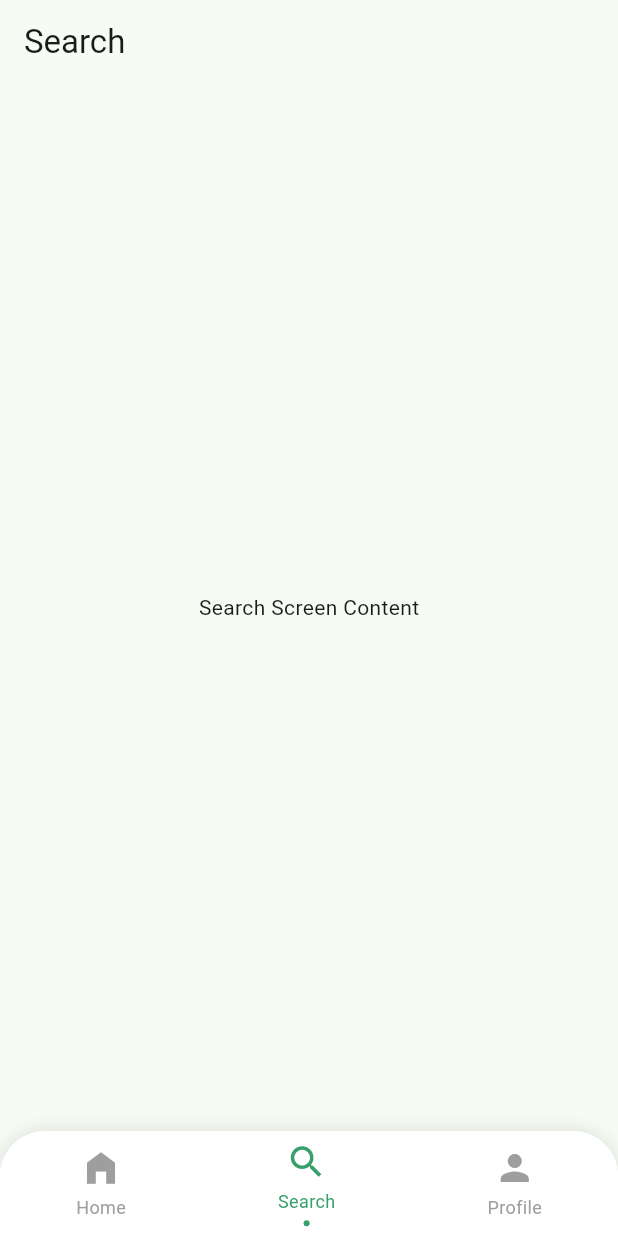
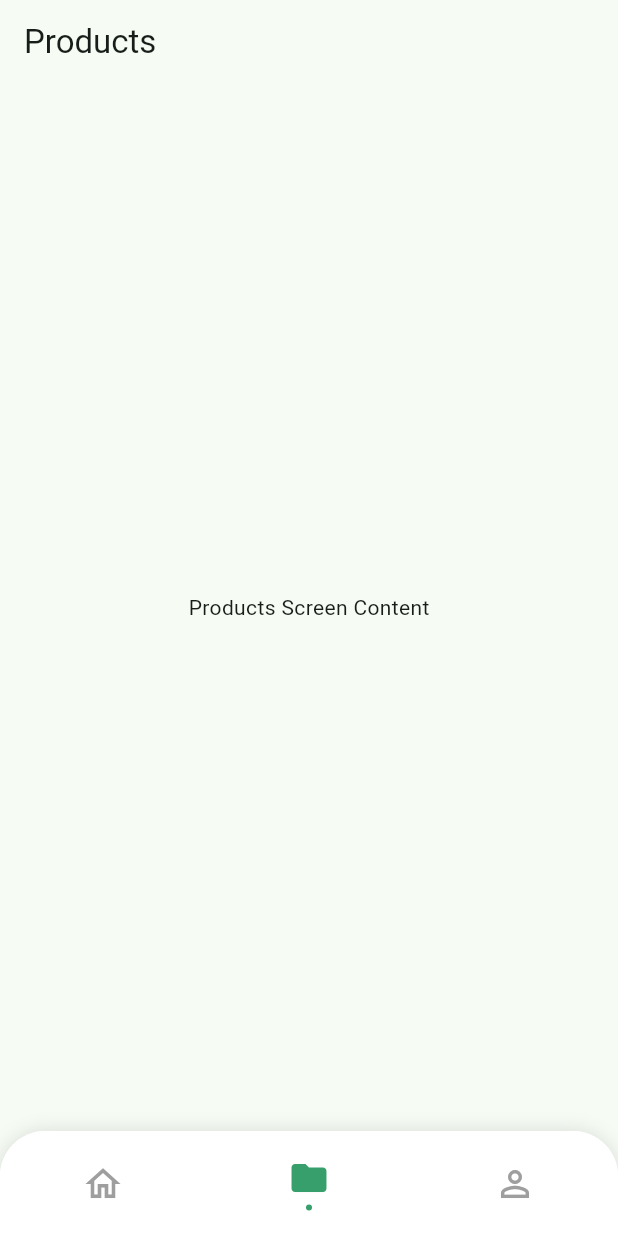
Before and after one commit to paolojoaquinp/flutter_pos, a Flutter app: the screen it shows after launch, item 2 of the bottom bar chosen, on a phone screen of 412 x 824 dp. Run offline on Flutter 3.47's test engine with Material 3 defaults, Android fonts, the phone set to English and light mode, and no system bars; our stand-ins replace bloc, equatable, flutter_bloc.

Commit message:
feat: Implement ProductScreen and update AppShell navigation
- Added ProductScreen with a basic UI layout.
- Updated AppShell to include ProductScreen in the navigation.
- Modified navigation bar items to reflect the new screen structure.
- Refactored AppShellBloc and AppShellState to support new navigation logic.

```diff
--- a/lib/features/search_screen/presentation/search_screen.dart
+++ b/lib/features/products_screen/presentation/products_screen.dart
@@ -1,16 +1,16 @@
 import 'package:flutter/material.dart';
 
-class SearchScreen extends StatelessWidget {
-  const SearchScreen({super.key});
+class ProductScreen extends StatelessWidget {
+  const ProductScreen({super.key});
 
   @override
   Widget build(BuildContext context) {
     return Scaffold(
       appBar: AppBar(
-        title: const Text('Search'),
+        title: const Text('Products'),
       ),
       body: const Center(
-        child: Text('Search Screen Content'),
+        child: Text('Products Screen Content'),
       ),
     );
   }
--- a/lib/features/shared/app_shell/bloc/app_shell_bloc.dart
+++ b/lib/features/shared/app_shell/bloc/app_shell_bloc.dart
@@ -1,9 +1,14 @@
-import 'package:flutter_bloc/flutter_bloc.dart';
-import 'app_shell_event.dart';
-import 'app_shell_state.dart';
+import 'package:bloc/bloc.dart';
+import 'package:equatable/equatable.dart';
+
+part 'app_shell_event.dart';
+part 'app_shell_state.dart';
 
 class AppShellBloc extends Bloc<AppShellEvent, AppShellState> {
-  AppShellBloc() : super(const AppShellState()) {
+  AppShellBloc() : super(AppShellInitial()) {
+    on<AppShellEvent>((event, emit) {
+      // TODO: implement event handler
+    });
     on<AppShellPageChangedEvent>(_onPageChanged);
   }
 
--- a/lib/features/shared/app_shell/bloc/app_shell_event.dart
+++ b/lib/features/shared/app_shell/bloc/app_shell_event.dart
@@ -1,10 +1,7 @@
-import 'package:equatable/equatable.dart';
+part of 'app_shell_bloc.dart';
 
-abstract class AppShellEvent extends Equatable {
+sealed class AppShellEvent extends Equatable {
   const AppShellEvent();
-
-  @override
-  List<Object?> get props => [];
 }
 
 class AppShellPageChangedEvent extends AppShellEvent {
--- a/lib/features/shared/app_shell/bloc/app_shell_state.dart
+++ b/lib/features/shared/app_shell/bloc/app_shell_state.dart
@@ -1,20 +1,44 @@
-import 'package:equatable/equatable.dart';
+part of 'app_shell_bloc.dart';
 
-class AppShellState extends Equatable {
+sealed class AppShellState extends Equatable {
   final int currentPageIndex;
 
   const AppShellState({
     this.currentPageIndex = 0,
   });
 
+  @override
+  List<Object> get props => [currentPageIndex];
+
+  AppShellState copyWith({
+    int? currentPageIndex,
+  });
+}
+
+final class AppShellInitial extends AppShellState {
+  const AppShellInitial() : super(currentPageIndex: 0);
+
+  @override
   AppShellState copyWith({
     int? currentPageIndex,
   }) {
-    return AppShellState(
+    return AppShellLoaded(
       currentPageIndex: currentPageIndex ?? this.currentPageIndex,
     );
   }
+}
+
+final class AppShellLoaded extends AppShellState {
+  const AppShellLoaded({
+    super.currentPageIndex,
+  });
 
   @override
-  List<Object?> get props => [currentPageIndex];
+  AppShellState copyWith({
+    int? currentPageIndex,
+  }) {
+    return AppShellLoaded(
+      currentPageIndex: currentPageIndex ?? this.currentPageIndex,
+    );
+  }
 }
--- a/lib/features/shared/app_shell/presentation/app_shell.dart
+++ b/lib/features/shared/app_shell/presentation/app_shell.dart
@@ -1,12 +1,11 @@
 import 'package:flutter/material.dart';
 import 'package:flutter_bloc/flutter_bloc.dart';
-import '../bloc/app_shell_bloc.dart';
-import '../bloc/app_shell_event.dart';
-import '../bloc/app_shell_state.dart';
+import 'package:flutter_pos/features/home_screen/presentation/home_screen.dart';
+import 'package:flutter_pos/features/products_screen/presentation/products_screen.dart';
+import 'package:flutter_pos/features/profile_screen/presentation/profile_screen.dart';
+import 'package:flutter_pos/features/shared/app_shell/bloc/app_shell_bloc.dart';
 import 'widgets/nav_bar_item.dart';
-import '../../../home_screen/presentation/home_screen.dart';
-import '../../../search_screen/presentation/search_screen.dart';
-import '../../../profile_screen/presentation/profile_screen.dart';
+
 
 class AppShell extends StatelessWidget {
   const AppShell({super.key});
@@ -15,7 +14,7 @@ class AppShell extends StatelessWidget {
 
   static final List<Widget> _pages = [
     const HomeScreen(),
-    const SearchScreen(),
+    const ProductScreen(),
     const ProfileScreen(),
   ];
 
@@ -60,14 +59,15 @@ class AppShell extends StatelessWidget {
                       // Home Button
                       NavBarItem(
                         icon: Icon(
-                          Icons.home_filled,
+                          state.currentPageIndex == 0
+                           ? Icons.home
+                           : Icons.home_outlined,
                           color: state.currentPageIndex == 0
                               ? const Color(0xFF369F6B)
                               : Colors.grey,
                           size: 28,
                         ),
                         isSelected: state.currentPageIndex == 0,
-                        label: 'Home',
                         onTap: () => context
                             .read<AppShellBloc>()
                             .add(const AppShellPageChangedEvent(0)),
@@ -75,14 +75,15 @@ class AppShell extends StatelessWidget {
                       // Search Button
                       NavBarItem(
                         icon: Icon(
-                          Icons.search,
+                          state.currentPageIndex == 1
+                            ? Icons.folder
+                            : Icons.folder_outlined,
                           color: state.currentPageIndex == 1
                               ? const Color(0xFF369F6B)
                               : Colors.grey,
                           size: 28,
                         ),
                         isSelected: state.currentPageIndex == 1,
-                        label: 'Search',
                         onTap: () => context
                             .read<AppShellBloc>()
                             .add(const AppShellPageChangedEvent(1)),
@@ -90,14 +91,15 @@ class AppShell extends StatelessWidget {
                       // Profile Button
                       NavBarItem(
                         icon: Icon(
-                          Icons.person,
+                          state.currentPageIndex == 2
+                          ? Icons.person
+                          : Icons.person_outline,
                           color: state.currentPageIndex == 2
                               ? const Color(0xFF369F6B)
                               : Colors.grey,
                           size: 28,
                         ),
                         isSelected: state.currentPageIndex == 2,
-                        label: 'Profile',
                         onTap: () => context
                             .read<AppShellBloc>()
                             .add(const AppShellPageChangedEvent(2)),
--- a/lib/features/shared/app_shell/presentation/widgets/nav_bar_item.dart
+++ b/lib/features/shared/app_shell/presentation/widgets/nav_bar_item.dart
@@ -3,14 +3,12 @@ import 'package:flutter/material.dart';
 class NavBarItem extends StatelessWidget {
   final Widget icon;
   final bool isSelected;
-  final String label;
   final VoidCallback onTap;
 
   const NavBarItem({
     super.key,
     required this.icon,
     required this.isSelected,
-    required this.label,
     required this.onTap,
   });
 
@@ -23,14 +21,6 @@ class NavBarItem extends StatelessWidget {
         mainAxisSize: MainAxisSize.min,
         children: [
           icon,
-          const SizedBox(height: 4),
-          Text(
-            label,
-            style: TextStyle(
-              fontSize: 12,
-              color: isSelected ? const Color(0xFF369F6B) : Colors.grey,
-            ),
-          ),
           if (isSelected)
             Container(
               margin: const EdgeInsets.only(top: 4),
```
